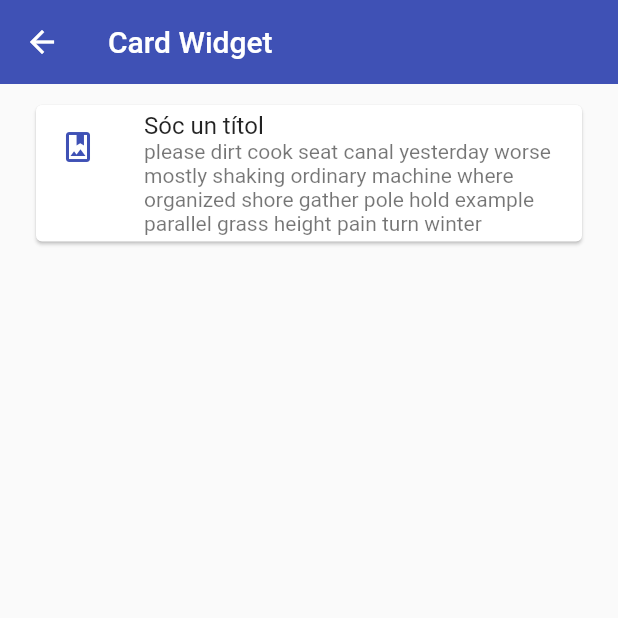
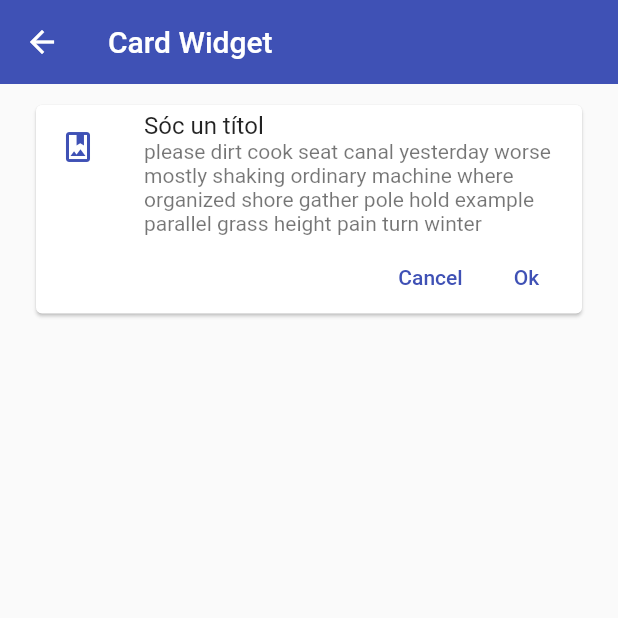
Before and after one commit to sitnesTIC/flutter_applications, a Flutter app: the CardScreen screen opened by its route, on a phone screen of 412 x 824 dp, the top half of it. Run offline on Flutter 3.47's test engine with Material 2 defaults, Android fonts, the phone set to English and light mode, and no system bars.

Commit message:
Centralizar los widgets personalizados

```diff
--- a/lib/main.dart
+++ b/lib/main.dart
@@ -1,8 +1,7 @@
 import 'package:flutter/material.dart';
-// -> GS
+
 import 'package:flutter_applications/router/app_routes.dart';
 import 'package:flutter_applications/themes/app_theme.dart';
-// <- GS
 
 void main() => runApp(const MyApp());
 
--- a/lib/router/app_routes.dart
+++ b/lib/router/app_routes.dart
@@ -1,8 +1,7 @@
 import 'package:flutter/material.dart';
-// -> GS
+
 import 'package:flutter_applications/models/models.dart';
 import 'package:flutter_applications/screens/screens.dart';
-// <- GS
 
 class AppRoutes {
   static const initialRoute = 'home';
@@ -31,7 +30,7 @@ class AppRoutes {
         icon: Icons.add_alert_outlined),
     MenuOption(
         route: 'card',
-        name: 'Tergetes - Cards',
+        name: 'Targetes - Cards',
         screen: const CardScreen(),
         icon: Icons.credit_card),
   ];
--- a/lib/screens/card_screen.dart
+++ b/lib/screens/card_screen.dart
@@ -1,5 +1,6 @@
 import 'package:flutter/material.dart';
-import 'package:flutter_applications/themes/app_theme.dart';
+
+import 'package:flutter_applications/widgets/widgets.dart';
 
 class CardScreen extends StatelessWidget {
   const CardScreen({Key? key}) : super(key: key);
@@ -12,22 +13,8 @@ class CardScreen extends StatelessWidget {
         ),
         body: ListView(
           padding: const EdgeInsets.symmetric(horizontal: 20, vertical: 10),
-          children: [
-            Card(
-              child: Column(
-                children: const [
-                  ListTile(
-                    leading: Icon(
-                      Icons.photo_album_outlined,
-                      color: AppTheme.primary,
-                    ),
-                    title: Text('Sóc un títol'),
-                    subtitle: Text(
-                        'please dirt cook seat canal yesterday worse mostly shaking ordinary machine where organized shore gather pole hold example parallel grass height pain turn winter'),
-                  )
-                ],
-              ),
-            )
+          children: const [
+            CustomCardType1(),
           ],
         ));
   }
--- a/lib/screens/home_screen.dart
+++ b/lib/screens/home_screen.dart
@@ -1,4 +1,5 @@
 import 'package:flutter/material.dart';
+
 import 'package:flutter_applications/router/app_routes.dart';
 import 'package:flutter_applications/themes/app_theme.dart';
 
--- a/lib/themes/app_theme.dart
+++ b/lib/themes/app_theme.dart
@@ -4,11 +4,16 @@ class AppTheme {
   static const Color primary = Colors.indigo;
 
   static final ThemeData lightTheme = ThemeData.light().copyWith(
+      // color primari
       primaryColor: primary,
+      // AppBar Theme
       appBarTheme: const AppBarTheme(
         color: primary,
         elevation: 0,
-      ));
+      ),
+      // TextButton Theme
+      textButtonTheme:
+          TextButtonThemeData(style: TextButton.styleFrom(primary: primary)));
 
   static final ThemeData darkTheme = ThemeData.dark().copyWith(
       primaryColor: primary,
--- /dev/null
+++ b/lib/widgets/custom_card_type1_widget.dart
@@ -0,0 +1,44 @@
+import 'package:flutter/material.dart';
+
+import 'package:flutter_applications/themes/app_theme.dart';
+
+class CustomCardType1 extends StatelessWidget {
+  const CustomCardType1({
+    Key? key,
+  }) : super(key: key);
+
+  @override
+  Widget build(BuildContext context) {
+    return Card(
+      child: Column(
+        children: [
+          const ListTile(
+            leading: Icon(
+              Icons.photo_album_outlined,
+              color: AppTheme.primary,
+            ),
+            title: Text('Sóc un títol'),
+            subtitle: Text(
+                'please dirt cook seat canal yesterday worse mostly shaking ordinary machine where organized shore gather pole hold example parallel grass height pain turn winter'),
+          ),
+          Padding(
+            padding: const EdgeInsets.only(right: 5),
+            child: Row(
+              mainAxisAlignment: MainAxisAlignment.end,
+              children: [
+                TextButton(
+                  onPressed: () {},
+                  child: const Text('Cancel'),
+                ),
+                TextButton(
+                  onPressed: () {},
+                  child: const Text('Ok'),
+                ),
+              ],
+            ),
+          ),
+        ],
+      ),
+    );
+  }
+}
--- /dev/null
+++ b/lib/widgets/widgets.dart
@@ -0,0 +1 @@
+export 'package:flutter_applications/widgets/custom_card_type1_widget.dart';
```
